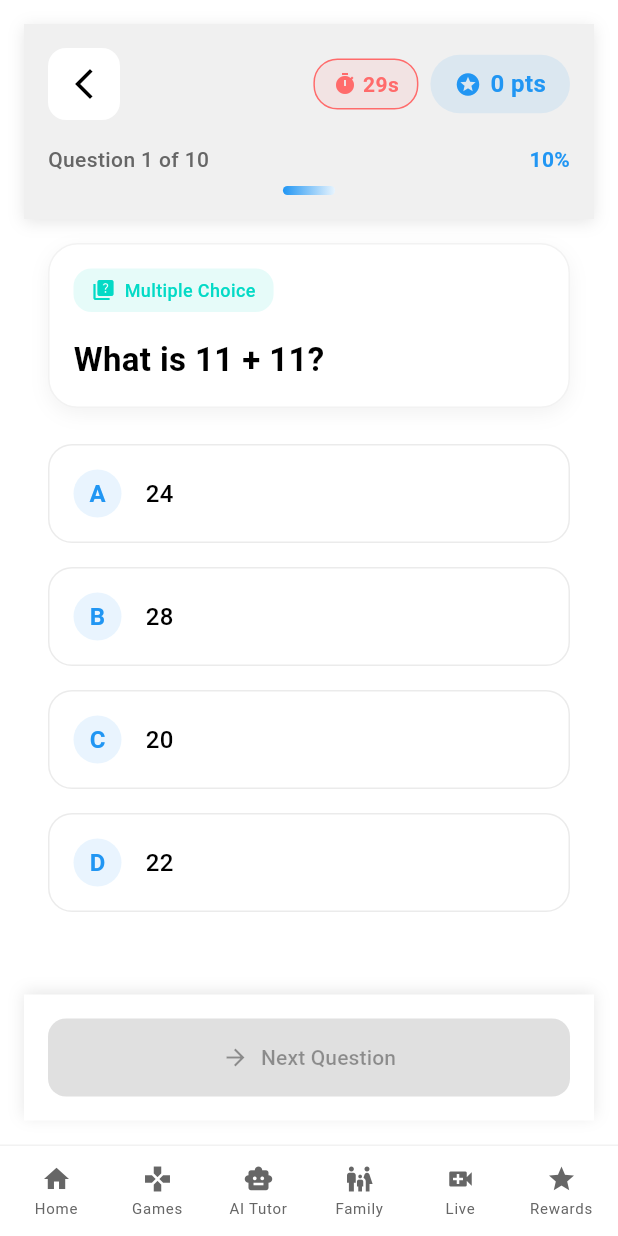
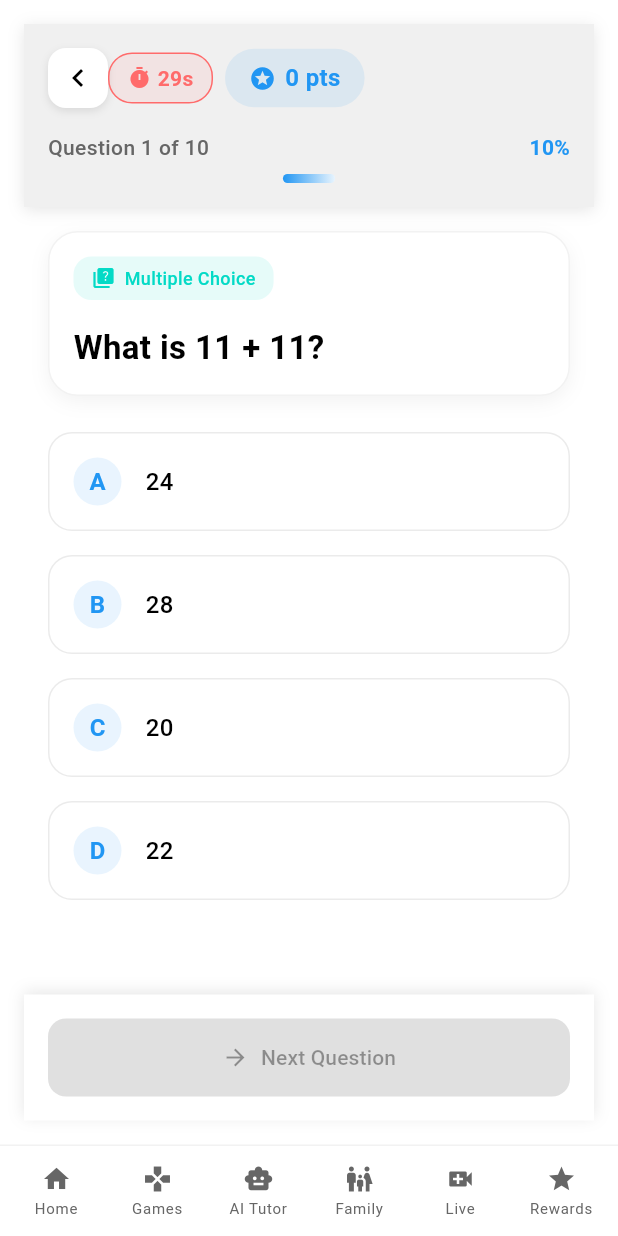
Before and after one commit to WeedorApp/math_genius, a Flutter app: the ClassicQuizScreen screen opened by its route, on a phone screen of 412 x 824 dp. Run offline on Flutter 3.47's test engine with Material 3 defaults, Android fonts, the phone set to English and light mode, and no system bars; our stand-ins replace cloud_firestore, device_info_plus, email_validator, firebase_analytics, firebase_auth, firebase_core and 11 more; accounts and stored records are empty.

Commit message:
🎨 CLEAN BACK BUTTON: Updated to chevron icon without text and proper spacing to prevent content overlap - PERFECT UI POLISH! ✨

```diff
--- a/lib/features/game/widgets/classic_quiz_screen.dart
+++ b/lib/features/game/widgets/classic_quiz_screen.dart
@@ -600,17 +600,31 @@ class _ClassicQuizScreenState extends ConsumerState<ClassicQuizScreen> {
       ),
       child: Column(
         children: [
-          // Top row with back button and score
+          // Top row with back button and score/timer
           Row(
-            mainAxisAlignment: MainAxisAlignment.spaceBetween,
             children: [
-              // Back button
-              Container(
+              // Clean back button (fixed width)
+              SizedBox(
+                width: 40,
+                child: Align(
+                  alignment: Alignment.centerLeft,
+                  child: Container(
+                    width: 40,
+                    height: 40,
                     decoration: BoxDecoration(
                       color: colorScheme.surface,
                       borderRadius: BorderRadius.circular(12),
+                      boxShadow: [
+                        BoxShadow(
+                          color: colorScheme.shadow.withValues(alpha: 0.1),
+                          blurRadius: 4,
+                          offset: const Offset(0, 2),
+                        ),
+                      ],
                     ),
                     child: IconButton(
+                      padding: EdgeInsets.zero,
+                      constraints: const BoxConstraints(),
                       onPressed: () {
                         // Safe navigation - check if we can pop, otherwise go to game selection
                         if (Navigator.of(context).canPop()) {
@@ -621,8 +635,11 @@ class _ClassicQuizScreenState extends ConsumerState<ClassicQuizScreen> {
                         }
                       },
                       icon: Icon(
-                    Icons.arrow_back_ios_new,
+                        Icons.chevron_left,
                         color: colorScheme.onSurface,
+                        size: 24,
+                      ),
+                    ),
                   ),
                 ),
               ),
```
Lines whose indentation alone changed are shown as unchanged.
